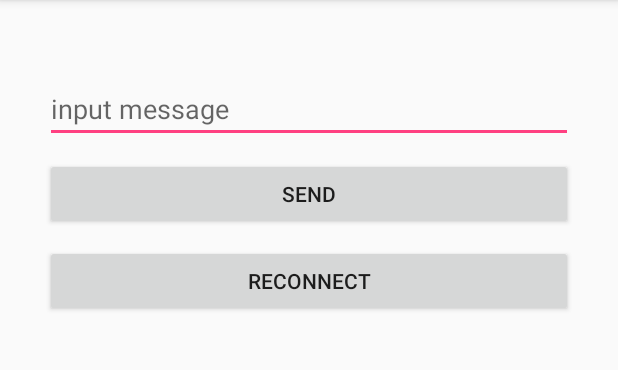
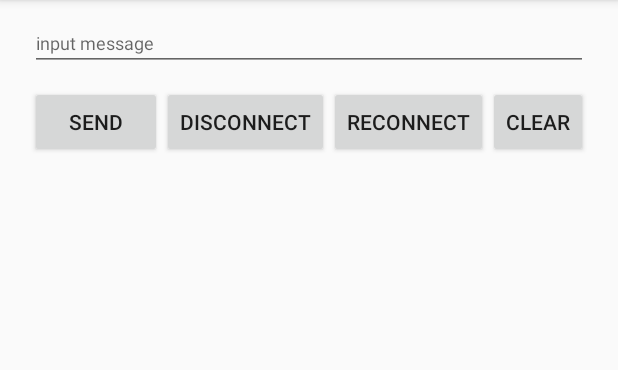
Before and after one commit to 0xZhangKe/WebSocketDemo, an Android app: the screen it shows after launch (TestActivity), on a phone screen of 412 x 824 dp, the part 84-454 px from its top. Run offline under Robolectric (Android 15) with nearby library versions, the phone set to English and light mode, and no system bars; libraries missing offline, so code that uses them is left out: org.java_websocket, org.java_websocket.drafts, org.java_websocket.framing; 5 statements that could not run were skipped.

Commit message:
完善测试代码

```diff
--- a/sample/src/main/java/com/zhangke/websocketdemo/App.java
+++ b/sample/src/main/java/com/zhangke/websocketdemo/App.java
@@ -19,7 +19,7 @@ public class App extends Application {
         WebSocketHandler.registerNetworkChangedReceiver(this);
 
         WebSocketSetting setting = new WebSocketSetting();
-        setting.setConnectUrl("your connect url");//必填
+        setting.setConnectUrl("url");//必填
         setting.setReconnectWithNetworkChanged(true);
         setting.setProcessDataOnBackground(true);
         setting.setReconnectFrequency(20);
--- a/sample/src/main/java/com/zhangke/websocketdemo/TestActivity.java
+++ b/sample/src/main/java/com/zhangke/websocketdemo/TestActivity.java
@@ -32,9 +32,9 @@ public class TestActivity extends AppCompatActivity {
 
         @Override
         public void onConnectFailed(Throwable e) {
-            if(e != null){
+            if (e != null) {
                 appendMsgDisplay("onConnectFailed:" + e.toString());
-            }else{
+            } else {
                 appendMsgDisplay("onConnectFailed:null");
             }
         }
@@ -61,18 +61,18 @@ public class TestActivity extends AppCompatActivity {
 
         @Override
         public void onPing(Framedata framedata) {
-            if(framedata != null){
+            if (framedata != null) {
                 appendMsgDisplay("onPing:" + framedata.toString());
-            }else{
+            } else {
                 appendMsgDisplay("onPing:null");
             }
         }
 
         @Override
         public void onPong(Framedata framedata) {
-            if(framedata != null){
+            if (framedata != null) {
                 appendMsgDisplay("onPong:" + framedata.toString());
-            }else{
+            } else {
                 appendMsgDisplay("onPong:null");
             }
         }
@@ -108,9 +108,22 @@ public class TestActivity extends AppCompatActivity {
         findViewById(R.id.btn_reconnect).setOnClickListener(new View.OnClickListener() {
             @Override
             public void onClick(View v) {
-                WebSocketSetting setting = WebSocketHandler.getDefault().getSetting();
-                setting.setConnectUrl("new connect url");
-                WebSocketHandler.getDefault().reconnect(setting);
+//                WebSocketSetting setting = WebSocketHandler.getDefault().getSetting();
+//                setting.setConnectUrl("url");
+//                WebSocketHandler.getDefault().reconnect(setting);
+                WebSocketHandler.getDefault().reconnect();
+            }
+        });
+        findViewById(R.id.btn_disconnect).setOnClickListener(new View.OnClickListener() {
+            @Override
+            public void onClick(View v) {
+                WebSocketHandler.getDefault().disConnect();
+            }
+        });
+        findViewById(R.id.btn_clear).setOnClickListener(new View.OnClickListener() {
+            @Override
+            public void onClick(View v) {
+                tvMsg.setText("");
             }
         });
     }
@@ -121,15 +134,20 @@ public class TestActivity extends AppCompatActivity {
         WebSocketHandler.getDefault().removeListener(socketListener);
     }
 
-    private void appendMsgDisplay(String msg){
+    private void appendMsgDisplay(String msg) {
         StringBuilder textBuilder = new StringBuilder();
-        if(!TextUtils.isEmpty(tvMsg.getText())){
+        if (!TextUtils.isEmpty(tvMsg.getText())) {
             textBuilder.append(tvMsg.getText().toString());
             textBuilder.append("\n");
         }
         textBuilder.append(msg);
         textBuilder.append("\n");
         tvMsg.setText(textBuilder.toString());
-        scrollView.fullScroll(ScrollView.FOCUS_DOWN);
+        tvMsg.post(new Runnable() {
+            @Override
+            public void run() {
+                scrollView.fullScroll(ScrollView.FOCUS_DOWN);
+            }
+        });
     }
 }
--- a/sample/src/main/res/layout/activity_test.xml
+++ b/sample/src/main/res/layout/activity_test.xml
@@ -2,6 +2,8 @@
 <LinearLayout xmlns:android="http://schemas.android.com/apk/res/android"
     android:layout_width="match_parent"
     android:layout_height="match_parent"
+    android:focusableInTouchMode="true"
+    android:focusable="true"
     android:gravity="center"
     android:orientation="vertical">
 
@@ -9,28 +11,46 @@
         android:id="@+id/et_content"
         android:layout_width="match_parent"
         android:layout_height="wrap_content"
-        android:layout_marginLeft="30dp"
-        android:layout_marginTop="50dp"
-        android:layout_marginRight="30dp"
+        android:layout_marginTop="10dp"
+        android:layout_marginStart="20dp"
+        android:layout_marginEnd="20dp"
+        android:textSize="12sp"
         android:hint="input message" />
 
-    <Button
-        android:id="@+id/btn_send"
+    <LinearLayout
         android:layout_width="match_parent"
         android:layout_height="wrap_content"
-        android:layout_marginLeft="30dp"
         android:layout_marginTop="10dp"
-        android:layout_marginRight="30dp"
-        android:text="SEND" />
+        android:layout_marginStart="20dp"
+        android:layout_marginEnd="20dp"
+        android:orientation="horizontal">
 
-    <Button
-        android:id="@+id/btn_reconnect"
-        android:layout_width="match_parent"
-        android:layout_height="wrap_content"
-        android:layout_marginLeft="30dp"
-        android:layout_marginTop="10dp"
-        android:layout_marginRight="30dp"
-        android:text="RECONNECT" />
+        <Button
+            android:id="@+id/btn_send"
+            android:layout_width="wrap_content"
+            android:layout_height="wrap_content"
+            android:text="SEND" />
+
+        <Button
+            android:id="@+id/btn_disconnect"
+            android:layout_width="wrap_content"
+            android:layout_height="wrap_content"
+            android:text="DISCONNECT" />
+
+        <Button
+            android:id="@+id/btn_reconnect"
+            android:layout_width="wrap_content"
+            android:layout_height="wrap_content"
+            android:text="RECONNECT" />
+
+        <Button
+            android:id="@+id/btn_clear"
+            android:layout_width="wrap_content"
+            android:layout_height="wrap_content"
+            android:text="CLEAR" />
+
+
+    </LinearLayout>
 
     <ScrollView
         android:id="@+id/scroll_view"
```
